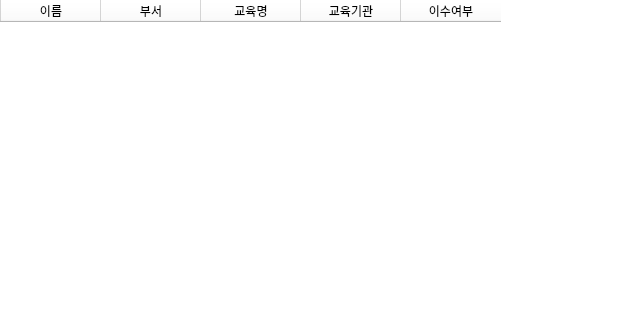
Old version of the form add_edu.ui in the repository hyeona-jeong/HRIS; both pictures show x 99 to 720 and y 0 to 320 of the 720 by 531 pixel window.
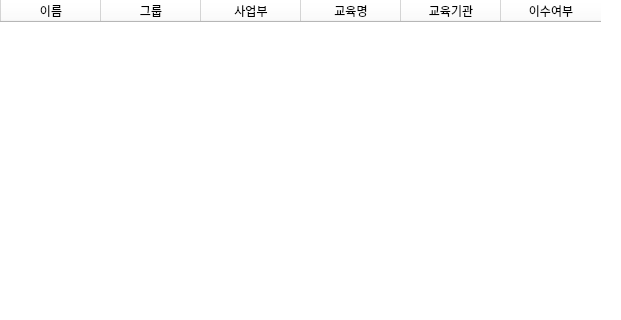
New version of the form.

The edit to the form file:
```diff
--- a/add_edu.ui
+++ b/add_edu.ui
@@ -538,7 +538,12 @@
    </column>
    <column>
     <property name="text">
-     <string>부서</string>
+     <string>그룹</string>
+    </property>
+   </column>
+   <column>
+    <property name="text">
+     <string>사업부</string>
     </property>
    </column>
    <column>
```
